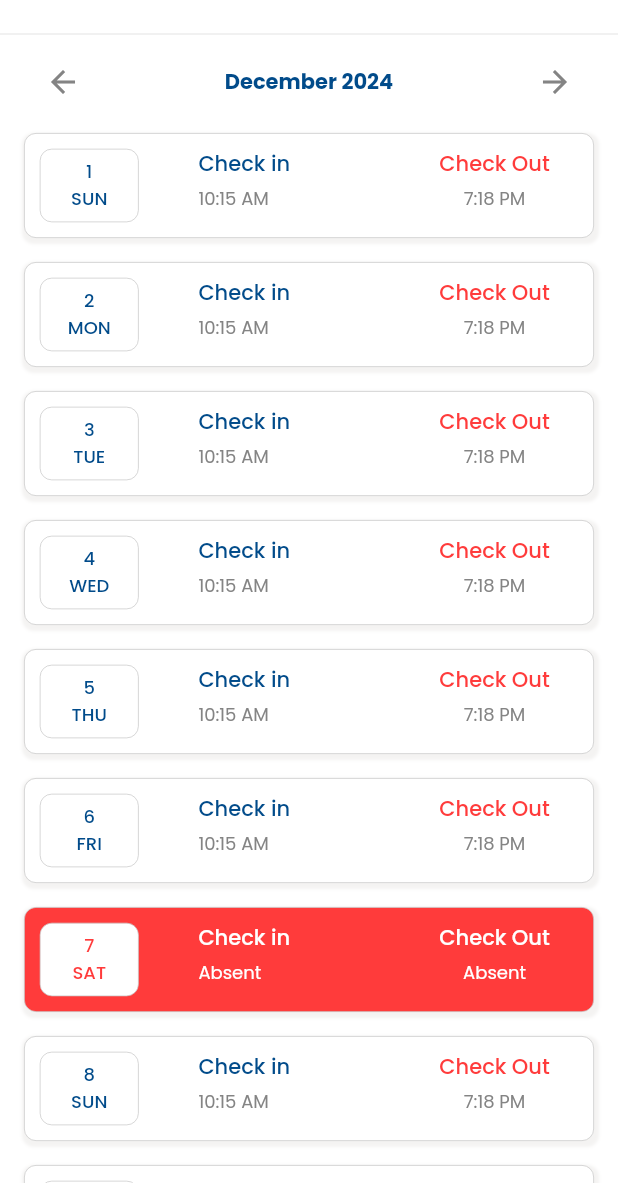
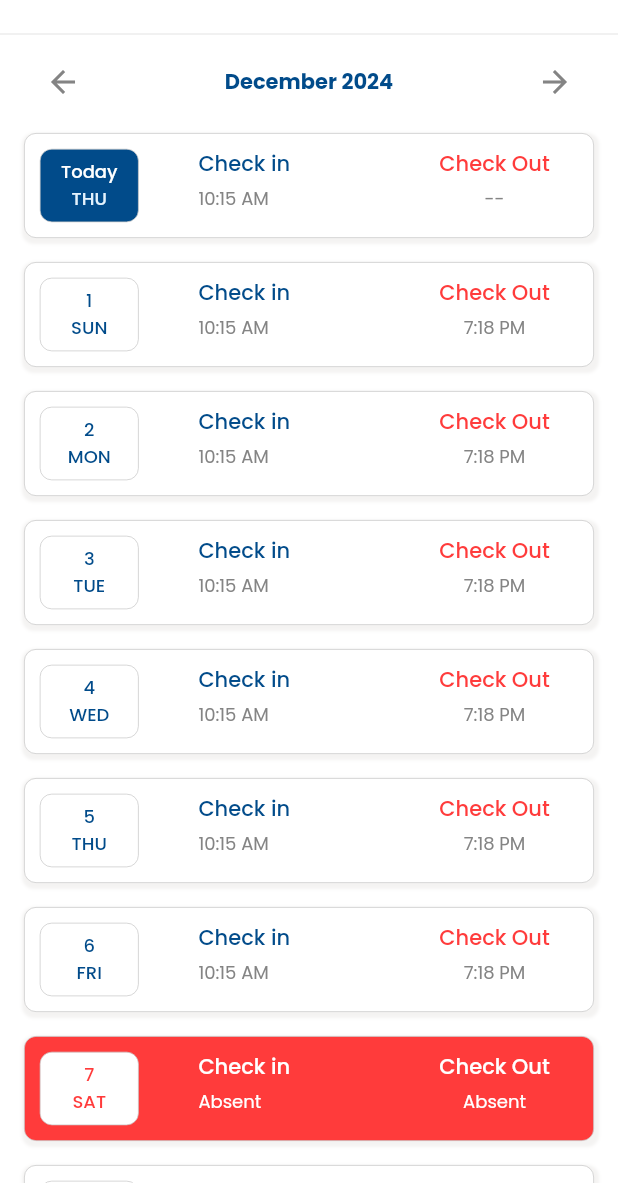
Before and after one commit to susan040/hr_management, a Flutter app: the HomeScreen screen opened directly, after a tap on "Attendance", on a phone screen of 412 x 824 dp, the part 53-1236 px from its top. Run offline on Flutter 3.47's test engine with Material 3 defaults, Android fonts, the light colour scheme and no system bars; our stand-ins replace cached_network_image, flutter_svg, get, image_picker, permission_handler; network calls fail.

Commit message:
completed attendance management pages

```diff
--- a/lib/controller/dashboard/attendance_screen_controller.dart
+++ b/lib/controller/dashboard/attendance_screen_controller.dart
@@ -1,11 +1,18 @@
+import 'dart:io';
+
 import 'package:get/get.dart';
 import 'package:hr_management/models/attendance.dart';
+import 'package:image_picker/image_picker.dart';
 import 'package:intl/intl.dart';
 
 class AttendanceScreenController extends GetxController {
   var selectedMonth = DateTime.now().month.obs;
   var selectedYear = DateTime.now().year.obs;
   var attendanceList = <Attendance>[].obs;
+  var location = "Pokhar-25 Hemja Milan Chowk".obs;
+  var checkInTime = "10:15 AM".obs;
+  var checkOutTime = "7:18 PM".obs;
+  RxBool isCheckedOut = false.obs;
 
   @override
   void onInit() {
@@ -34,25 +41,27 @@ class AttendanceScreenController extends GetxController {
       );
     }
 
-    // Example attendance records
+    attendanceList.sort((a, b) {
+      if (a.isToday) return -1;
+      if (b.isToday) return 1;
+      return 0;
+    });
+
     updateAttendanceRecord("10:15 AM", "7:18 PM");
   }
 
   void updateAttendanceRecord(String checkIn, String checkOut) {
-    DateTime today = DateTime.now(); // Get today's date
+    DateTime today = DateTime.now();
     for (var record in attendanceList) {
       if (record.isAbsent) {
-        // If the person is absent, show "Absent"
         record.checkIn = "Absent";
         record.checkOut = "Absent";
       } else {
-        // If the person is present, update check-in and check-out times
         record.checkIn = checkIn;
 
-        // Check if the record is for today, if yes set check-out to "--"
         if (int.parse(record.date) == today.day &&
             record.date == DateFormat('d').format(today)) {
-          record.checkOut = "--"; // Set today's check-out to "--"
+          record.checkOut = "--";
         } else {
           record.checkOut = checkOut;
         }
@@ -72,4 +81,15 @@ class AttendanceScreenController extends GetxController {
     }
     generateMonthlyAttendance(selectedYear.value, selectedMonth.value);
   }
+
+  Rx<File?> pickedImage = Rx<File?>(null);
+
+  // Function to pick an image
+  Future<void> pickImage() async {
+    final ImagePicker _picker = ImagePicker();
+    final XFile? image = await _picker.pickImage(source: ImageSource.gallery);
+    if (image != null) {
+      pickedImage.value = File(image.path);
+    }
+  }
 }
--- a/lib/main.dart
+++ b/lib/main.dart
@@ -1,6 +1,7 @@
 import 'package:flutter/material.dart';
 import 'package:get/get.dart';
 import 'package:hr_management/utils/colors.dart';
+import 'package:hr_management/views/attendence_management/attendance_history_screen.dart';
 import 'package:hr_management/views/splash_screen.dart';
 
 void main() {
@@ -24,7 +25,7 @@ class MyApp extends StatelessWidget {
           highlightColor: AppColors.extraWhite,
           focusColor: AppColors.extraWhite,
           splashColor: AppColors.extraWhite),
-      home: SplashScreen(),
+      home: AttendanceHistoryScreen(),
     );
   }
 }
--- a/lib/utils/colors.dart
+++ b/lib/utils/colors.dart
@@ -1,9 +1,12 @@
+// ignore_for_file: deprecated_member_use
+
 import 'package:flutter/material.dart';
 
 class AppColors {
   static const Color primaryColor = Color(0xFF014B8A);
   static const Color backGroundColor = Color(0xFFF8F9FA);
   static const secondaryColor = Color(0xFF65A1D4);
+  static const highlightColor = Color(0xFFE3F2FD);
 
   static const Color lGrey = Color(0xFFF4F3F2);
   static const Color textColor = Color(0xFF000000);
--- a/lib/views/attendence_management/attendance_history_screen.dart
+++ b/lib/views/attendence_management/attendance_history_screen.dart
@@ -4,6 +4,8 @@ import 'package:hr_management/controller/dashboard/attendance_screen_controller.
 import 'package:hr_management/models/attendance.dart';
 import 'package:hr_management/utils/colors.dart';
 import 'package:hr_management/utils/custom_text_style.dart';
+import 'package:hr_management/views/attendence_management/attendance_details_screen.dart';
+import 'package:hr_management/views/attendence_management/location_screen.dart';
 import 'package:intl/intl.dart';
 
 class AttendanceHistoryScreen extends StatelessWidget {
@@ -89,7 +91,14 @@ class AttendanceTile extends StatelessWidget {
 
   @override
   Widget build(BuildContext context) {
-    return Container(
+    return InkWell(
+      onTap: () {
+        if (attendance.isAbsent)
+          Get.to(() => AttendanceDetailsScreen());
+        else
+          Get.to(() => LocationScreen());
+      },
+      child: Container(
         margin: EdgeInsets.only(left: 16, right: 16, top: 10, bottom: 6),
         padding: EdgeInsets.only(left: 10, right: 29, top: 10, bottom: 10),
         height: 70,
@@ -107,7 +116,8 @@ class AttendanceTile extends StatelessWidget {
               spreadRadius: 2,
               blurRadius: 1,
               color: AppColors.lGrey,
-              offset: Offset(1, 2))
+              offset: Offset(1, 2),
+            ),
           ],
         ),
         child: Row(
@@ -116,7 +126,9 @@ class AttendanceTile extends StatelessWidget {
             Container(
               width: 66,
               decoration: BoxDecoration(
-              color: AppColors.extraWhite,
+                color: attendance.isToday
+                    ? AppColors.primaryColor
+                    : AppColors.extraWhite,
                 borderRadius: BorderRadius.circular(8),
                 border: Border.all(width: 0.5, color: AppColors.borderColor),
               ),
@@ -124,10 +136,12 @@ class AttendanceTile extends StatelessWidget {
                 mainAxisAlignment: MainAxisAlignment.center,
                 children: [
                   Text(
-                  attendance.date,
+                    attendance.isToday ? "Today" : attendance.date,
                     style: CustomTextStyles.f12W500(
                       color: attendance.isAbsent
                           ? AppColors.rejected
+                          : attendance.isToday
+                              ? AppColors.extraWhite
                               : AppColors.primaryColor,
                     ),
                   ),
@@ -136,6 +150,8 @@ class AttendanceTile extends StatelessWidget {
                     style: CustomTextStyles.f12W500(
                       color: attendance.isAbsent
                           ? AppColors.rejected
+                          : attendance.isToday
+                              ? AppColors.highlightColor
                               : AppColors.primaryColor,
                     ),
                   ),
@@ -145,42 +161,51 @@ class AttendanceTile extends StatelessWidget {
             Column(
               crossAxisAlignment: CrossAxisAlignment.start,
               children: [
-              Text("Check in",
+                Text(
+                  "Check in",
                   style: CustomTextStyles.f14W500(
                     color: attendance.isAbsent
                         ? AppColors.extraWhite
                         : AppColors.primaryColor,
-                  )),
+                  ),
+                ),
                 SizedBox(height: 3.5),
-              Text(attendance.checkIn,
+                Text(
+                  attendance.checkIn,
                   style: CustomTextStyles.f12W400(
                     color: attendance.isAbsent
                         ? AppColors.extraWhite
                         : AppColors.secondaryTextColor,
-                  )),
+                  ),
+                ),
               ],
             ),
             SizedBox(width: 20),
             Column(
               crossAxisAlignment: CrossAxisAlignment.center,
               children: [
-              Text("Check Out",
+                Text(
+                  "Check Out",
                   style: CustomTextStyles.f14W500(
                     color: attendance.isAbsent
                         ? AppColors.extraWhite
                         : AppColors.rejected,
-                  )),
+                  ),
+                ),
                 SizedBox(height: 3.5),
-              Text(attendance.checkOut,
+                Text(
+                  attendance.checkOut,
                   style: CustomTextStyles.f12W400(
                     color: attendance.isAbsent
                         ? AppColors.extraWhite
                         : AppColors.secondaryTextColor,
-                  )),
+                  ),
+                ),
               ],
             ),
           ],
         ),
+      ),
     );
   }
 }
--- a/lib/views/dashboard/home_screen.dart
+++ b/lib/views/dashboard/home_screen.dart
@@ -239,7 +239,8 @@ class HomeScreen extends StatelessWidget {
                 child: Row(
                   mainAxisAlignment: MainAxisAlignment.spaceBetween,
                   children: [
-                    ServicesWidget(
+                    Expanded(
+                      child: ServicesWidget(
                         iconContainerColor: AppColors.blue,
                         iconPath: ImagePath.attendanceManagement,
                         title: "Attendance",
@@ -248,19 +249,24 @@ class HomeScreen extends StatelessWidget {
                           Get.to(() => AttendanceHistoryScreen());
                         },
                       ),
-                    ServicesWidget(
+                    ),
+                    Expanded(
+                      child: ServicesWidget(
                         iconContainerColor: AppColors.purple,
                         iconPath: ImagePath.appeal,
                         title: "Attendance",
                         subtitle: "Appeal",
                         onTap: () {},
                       ),
-                    ServicesWidget(
+                    ),
+                    Expanded(
+                      child: ServicesWidget(
                         iconContainerColor: AppColors.yellow,
                         iconPath: ImagePath.leaveApplication,
                         title: "Leave",
                         subtitle: "Application",
                         onTap: () {},
+                      ),
                     ),
                   ],
                 ),
@@ -271,26 +277,32 @@ class HomeScreen extends StatelessWidget {
                 child: Row(
                   mainAxisAlignment: MainAxisAlignment.spaceBetween,
                   children: [
-                    ServicesWidget(
+                    Expanded(
+                      child: ServicesWidget(
                         iconContainerColor: AppColors.lightGreen,
                         iconPath: ImagePath.paySlip,
                         title: "Pay Slip",
                         subtitle: "Management",
                         onTap: () {},
                       ),
-                    ServicesWidget(
+                    ),
+                    Expanded(
+                      child: ServicesWidget(
                         iconContainerColor: AppColors.darkblue,
                         iconPath: ImagePath.grievance,
                         title: "Grievance",
                         subtitle: "Redressal",
                         onTap: () {},
                       ),
-                    ServicesWidget(
+                    ),
+                    Expanded(
+                      child: ServicesWidget(
                         iconContainerColor: AppColors.darkRed,
                         iconPath: ImagePath.shift,
                         title: "Shift",
                         subtitle: "Swapping",
                         onTap: () {},
+                      ),
                     ),
                   ],
                 ),
--- a/lib/widgets/edit_profile_widget.dart
+++ b/lib/widgets/edit_profile_widget.dart
@@ -71,8 +71,7 @@ class EditProfileWidget extends StatelessWidget {
                       mainAxisSize: MainAxisSize.min,
                       children: [
                         Row(
-                          mainAxisAlignment:
-                              MainAxisAlignment.spaceAround,
+                          mainAxisAlignment: MainAxisAlignment.spaceAround,
                           children: [
                             InkWell(
                               highlightColor: AppColors.extraWhite,
--- a/pubspec.yaml
+++ b/pubspec.yaml
@@ -44,6 +44,7 @@ dependencies:
   url_launcher: ^6.3.1
   intl: ^0.19.0
   table_calendar: ^3.1.3
+  google_maps_flutter: ^2.10.0
 
 
 dev_dependencies:
```
Also changed, not shown: lib/views/attendence_management/attendance_details_screen.dart (added, +154 -0 lines), lib/views/attendence_management/location_screen.dart (added, +220 -0 lines), assets/images/location.png (added), pubspec.lock. Lines whose indentation alone changed are shown as unchanged.
